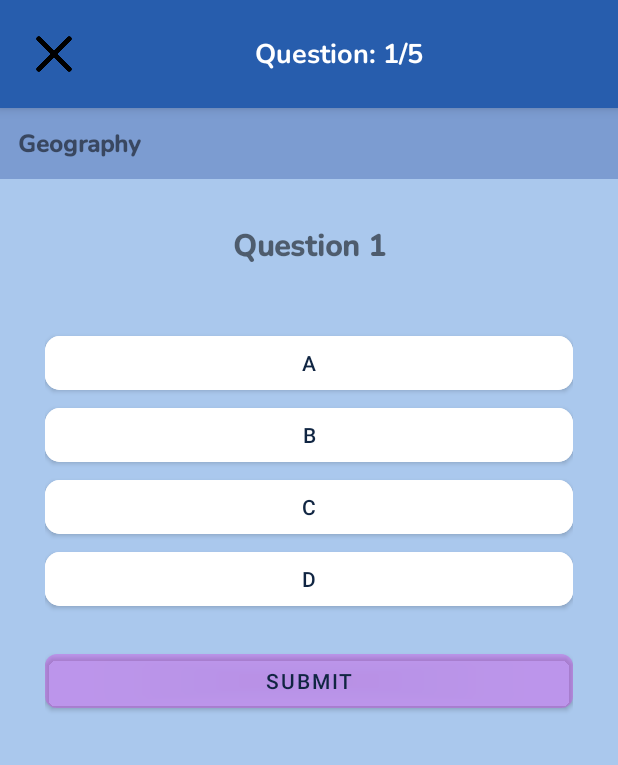
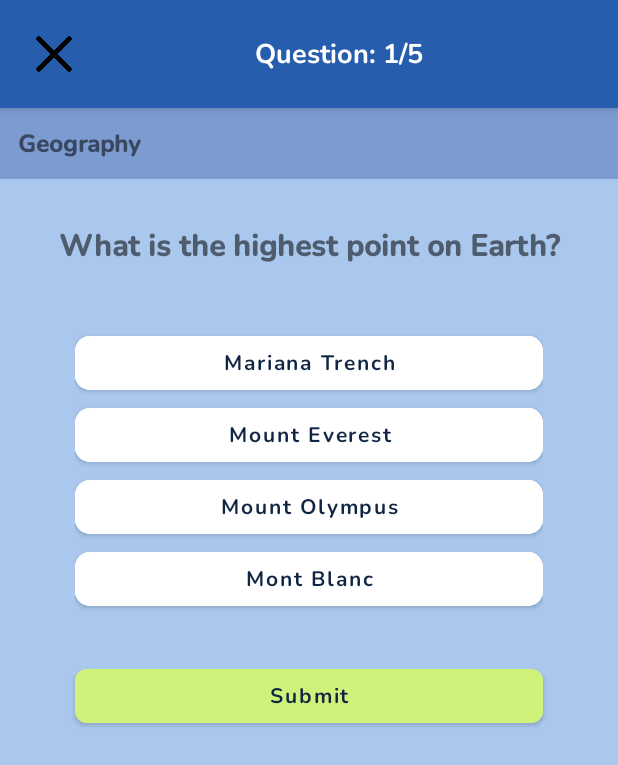
Before and after one commit to DerisO22/Android-Translation-App, an Android app: the activity_practice_geo screen opened directly, with no data from a screen before it, on a phone screen of 412 x 824 dp. Shown: the top 765 px of the screen. Run offline under Robolectric (Android 15) with nearby library versions, the phone set to English and light mode, and no system bars.

Commit message:
Design and Questions Commit :)

```diff
--- a/app/src/main/java/com/example/translationappandroid/activity_practice_culture.java
+++ b/app/src/main/java/com/example/translationappandroid/activity_practice_culture.java
@@ -42,6 +42,11 @@ public class activity_practice_culture extends AppCompatActivity implements View
         ansD = findViewById(R.id.ans_d);
 
         btn_submit = findViewById(R.id.submit_btn);
+        btn_submit.setTransformationMethod(null);
+        ansA.setTransformationMethod(null);
+        ansB.setTransformationMethod(null);
+        ansC.setTransformationMethod(null);
+        ansD.setTransformationMethod(null);
 
         ansA.setOnClickListener(this);
         ansB.setOnClickListener(this);
--- a/app/src/main/java/com/example/translationappandroid/activity_practice_flags.java
+++ b/app/src/main/java/com/example/translationappandroid/activity_practice_flags.java
@@ -52,6 +52,11 @@ public class activity_practice_flags extends AppCompatActivity implements View.O
         ansD = findViewById(R.id.ans_d);
 
         btn_submit = findViewById(R.id.submit_btn);
+        btn_submit.setTransformationMethod(null);
+        ansA.setTransformationMethod(null);
+        ansB.setTransformationMethod(null);
+        ansC.setTransformationMethod(null);
+        ansD.setTransformationMethod(null);
 
         ansA.setOnClickListener(this);
         ansB.setOnClickListener(this);
--- a/app/src/main/java/com/example/translationappandroid/activity_practice_geo.java
+++ b/app/src/main/java/com/example/translationappandroid/activity_practice_geo.java
@@ -42,6 +42,11 @@ public class activity_practice_geo extends AppCompatActivity implements View.OnC
         ansD = findViewById(R.id.ans_d);
 
         btn_submit = findViewById(R.id.submit_btn);
+        btn_submit.setTransformationMethod(null);
+        ansA.setTransformationMethod(null);
+        ansB.setTransformationMethod(null);
+        ansC.setTransformationMethod(null);
+        ansD.setTransformationMethod(null);
 
         ansA.setOnClickListener(this);
         ansB.setOnClickListener(this);
--- a/app/src/main/java/com/example/translationappandroid/activity_practice_language.java
+++ b/app/src/main/java/com/example/translationappandroid/activity_practice_language.java
@@ -42,6 +42,11 @@ public class activity_practice_language extends AppCompatActivity implements Vie
         ansD = findViewById(R.id.ans_d);
 
         btn_submit = findViewById(R.id.submit_btn);
+        btn_submit.setTransformationMethod(null);
+        ansA.setTransformationMethod(null);
+        ansB.setTransformationMethod(null);
+        ansC.setTransformationMethod(null);
+        ansD.setTransformationMethod(null);
 
         ansA.setOnClickListener(this);
         ansB.setOnClickListener(this);
--- a/app/src/main/java/com/example/translationappandroid/question_geo.java
+++ b/app/src/main/java/com/example/translationappandroid/question_geo.java
@@ -2,23 +2,23 @@ package com.example.translationappandroid;
 
 public class question_geo {
     public static String questions []={
-            "Question 1",
-            "Question 2",
-            "Question 3",
-            "Question 4",
-            "Question 5"
+            "What is the highest point on Earth?",
+            "What is the capitol of Vermont",
+            "What continent is Turkey in?",
+            "What continent is Costa Rica in?",
+            "Which country's capitol is Reykjavik"
     };
     public static String choices [][]={
-            {"A" , "B" , "C" , "D"},
-            {"A" , "B" , "C" , "D"},
-            {"A" , "B" , "C" , "D"},
-            {"A" , "B" , "C" , "D"},
-            {"A" , "B" , "C" , "D"}
+            {"Mariana Trench" , "Mount Everest" , "Mount Olympus" , "Mont Blanc"},
+            {"Pierre" , "Montpelier" , "Olympia" , "Cheyenne"},
+            {"Europe" , "Africa" , "Asia" , "Antarctica"},
+            {"South America" , "North America" , "Asia" , "Antarctica"},
+            {"Germany" , "Greenland" , "Portugal" , "Iceland"}
     };
     public static String correctAnswers []={
-            "A" ,
-            "B",
-            "C",
-            "C",
-            "D"};
+            "Mount Everest" ,
+            "Montpelier",
+            "Asia",
+            "North America",
+            "Iceland"};
 }
--- a/app/src/main/res/layout/activity_practice_culture.xml
+++ b/app/src/main/res/layout/activity_practice_culture.xml
@@ -4,7 +4,7 @@
     xmlns:tools="http://schemas.android.com/tools"
     android:layout_width="match_parent"
     android:layout_height="match_parent"
-    tools:context=".activity_practice_language"
+    tools:context=".activity_practice_culture"
     android:orientation="vertical"
     android:background="#AAC8ED">
 
--- a/app/src/main/res/layout/activity_practice_flags.xml
+++ b/app/src/main/res/layout/activity_practice_flags.xml
@@ -83,6 +83,8 @@
             android:layout_width="match_parent"
             android:layout_height="wrap_content"
             android:layout_marginTop="20dp"
+            android:layout_marginStart="10dp"
+            android:layout_marginEnd="10dp"
             android:orientation="vertical">
 
             <com.google.android.material.button.MaterialButton
@@ -127,8 +129,10 @@
             android:id="@+id/submit_btn"
             android:layout_width="match_parent"
             android:layout_height="wrap_content"
-            android:backgroundTint="#32DB3CE6"
+            android:backgroundTint="#E6D0F479"
             android:layout_marginTop="20dp"
+            android:layout_marginEnd="10dp"
+            android:layout_marginStart="10dp"
             android:text="Submit"
             android:textColor="@color/teal"
             app:cornerRadius="8dp"/>
--- a/app/src/main/res/layout/activity_practice_geo.xml
+++ b/app/src/main/res/layout/activity_practice_geo.xml
@@ -27,15 +27,13 @@
             android:layout_width="wrap_content"
             android:layout_height="wrap_content"
             android:layout_gravity="center"
+            android:text=""
             android:layout_weight="1"
             android:textAlignment="center"
-            android:text="Question: 1/25"
             android:textColor="@color/white"
             android:textSize="18sp"
             android:fontFamily="@font/nunitobold"
             android:textFontWeight="800"/>
-
-
     </LinearLayout>
 
     <LinearLayout
@@ -77,6 +75,8 @@
             android:layout_width="match_parent"
             android:layout_height="wrap_content"
             android:layout_marginTop="40dp"
+            android:layout_marginStart="20dp"
+            android:layout_marginEnd="20dp"
             android:orientation="vertical">
 
             <com.google.android.material.button.MaterialButton
@@ -86,6 +86,7 @@
                 android:backgroundTint="@color/white"
                 android:text="Answer A"
                 android:textColor="@color/teal"
+                android:fontFamily="@font/nunitobold"
                 app:cornerRadius="10dp"/>
 
             <com.google.android.material.button.MaterialButton
@@ -95,6 +96,7 @@
                 android:backgroundTint="@color/white"
                 android:text="Answer B"
                 android:textColor="@color/teal"
+                android:fontFamily="@font/nunitobold"
                 app:cornerRadius="10dp"/>
 
             <com.google.android.material.button.MaterialButton
@@ -104,6 +106,7 @@
                 android:backgroundTint="@color/white"
                 android:text="Answer C"
                 android:textColor="@color/teal"
+                android:fontFamily="@font/nunitobold"
                 app:cornerRadius="10dp"/>
 
             <com.google.android.material.button.MaterialButton
@@ -113,6 +116,7 @@
                 android:backgroundTint="@color/white"
                 android:text="Answer D"
                 android:textColor="@color/teal"
+                android:fontFamily="@font/nunitobold"
                 app:cornerRadius="10dp"/>
 
         </LinearLayout>
@@ -121,10 +125,13 @@
             android:id="@+id/submit_btn"
             android:layout_width="match_parent"
             android:layout_height="wrap_content"
-            android:backgroundTint="#32DB3CE6"
-            android:layout_marginTop="20dp"
+            android:backgroundTint="#E6D0F479"
+            android:layout_marginTop="30dp"
+            android:layout_marginStart="20dp"
+            android:layout_marginEnd="20dp"
             android:text="Submit"
             android:textColor="@color/teal"
+            android:fontFamily="@font/nunitobold"
             app:cornerRadius="8dp"/>
 
     </LinearLayout>
```
Also changed, not shown: app/src/main/java/com/example/translationappandroid/question_culture.java (+15 -15 lines).
